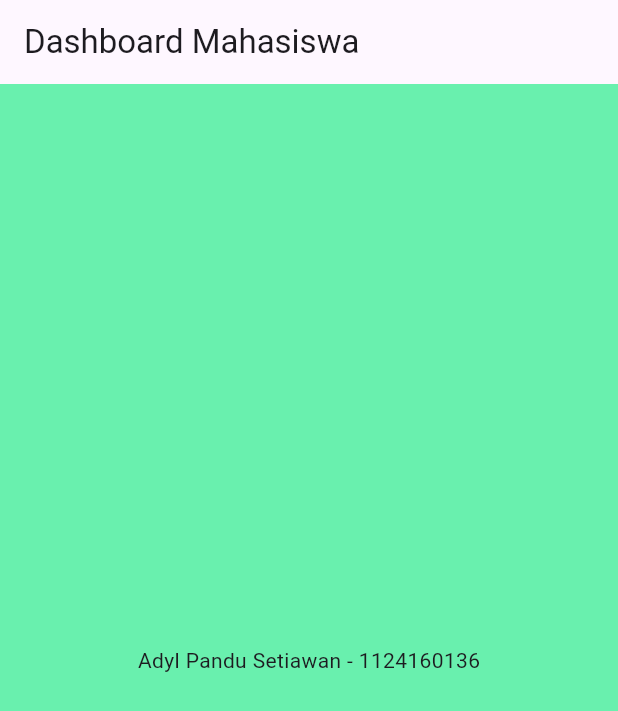
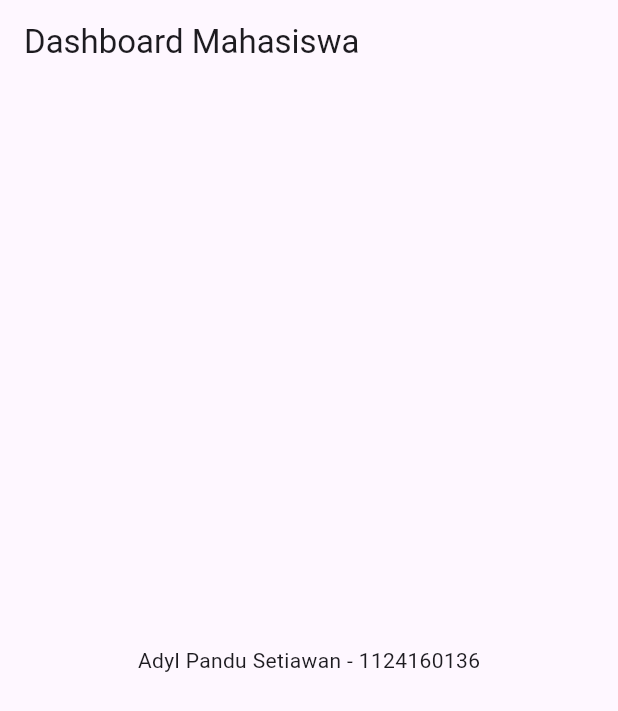
Before and after one commit to Adyl-Pandu/Pertemuandart, a Flutter app: the screen it shows after launch, on a phone screen of 412 x 824 dp. Shown: the top 711 px of the screen. Run offline on Flutter 3.47's test engine with Material 3 defaults, Android fonts, the phone set to English and light mode, and no system bars.

Commit message:
push ke empat

```diff
--- a/lib/main.dart
+++ b/lib/main.dart
@@ -11,6 +11,7 @@ class MyApp extends StatelessWidget {
   @override
   Widget build(BuildContext context) {
     return MaterialApp(
+      darkTheme: ThemeData.dark(),
       title: 'Aplikasi Mahasiswa',
       debugShowCheckedModeBanner: false,
       home: const MyItem(),
@@ -29,8 +30,7 @@ class MyItem extends StatelessWidget {
       ),
       body: const Center(
         child: Text('Adyl Pandu Setiawan - 1124160136'),
-      ),
-      backgroundColor: Colors.greenAccent
+      )
     );
   }
 }
```
